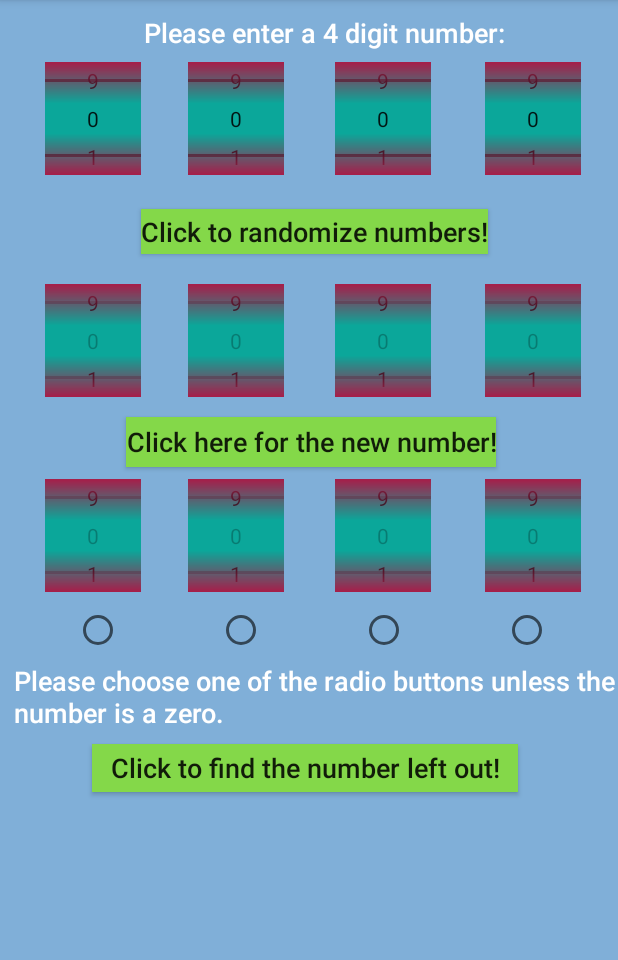
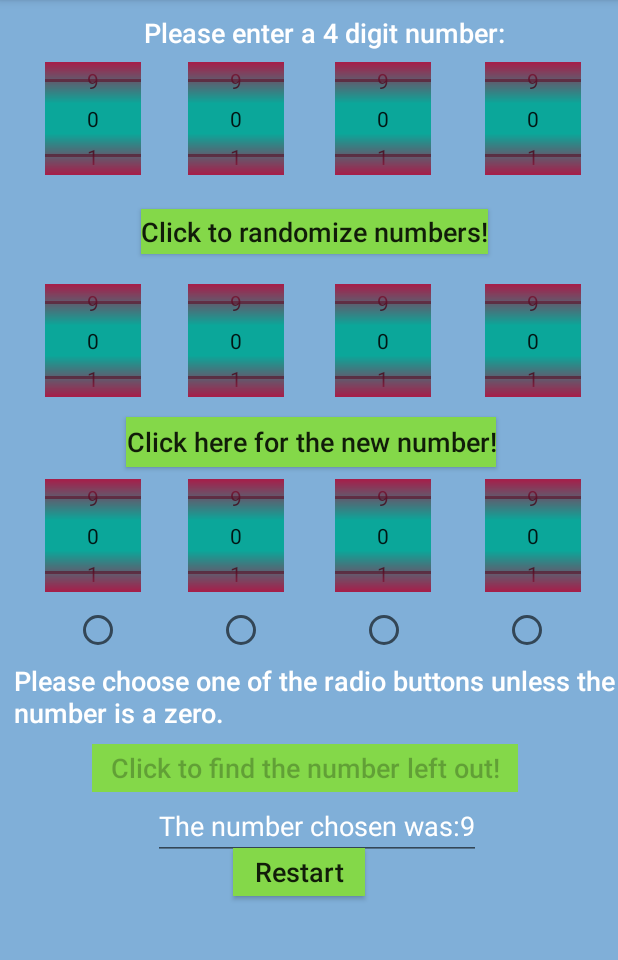
Before and after one commit to yangrhy/NumberGame, an Android app: the screen it shows after launch (MainActivity), after a tap on "Click to find the number left out!", on a phone screen of 412 x 824 dp, the part 84-1044 px from its top. Run offline under Robolectric (Android 15) with nearby library versions, the phone set to English and light mode, and no system bars.

Commit message:
Finished all functionality

```diff
--- a/app/src/main/java/com/example/numbergame/MainActivity.java
+++ b/app/src/main/java/com/example/numbergame/MainActivity.java
@@ -2,31 +2,38 @@
 // March 4, 2019
 package com.example.numbergame;
 
+import android.content.Intent;
 import android.support.v7.app.AppCompatActivity;
 import android.os.Bundle;
 import android.view.View;
 import android.widget.Button;
 import android.widget.NumberPicker;
+import android.widget.RadioButton;
+import android.widget.RadioGroup;
 import android.widget.TextView;
 import android.widget.Toast;
 
 import java.util.ArrayList;
-import java.util.List;
 import java.util.Random;
 
 
 public class MainActivity extends AppCompatActivity {
-    Button processButton, randomButton, newNumButton;
-    TextView instructions, oval;
+    Button processButton, randomButton, newNumButton, restartButton;
+    TextView instructions, answerText;
     NumberPicker numPicker1, numPicker2, numPicker3, numPicker4
                 , randomNumPicker1, randomNumPicker2, randomNumPicker3, randomNumPicker4
                 , newNum1, newNum2, newNum3, newNum4;
+    RadioGroup myRadioGroup;
     int num1, num2, num3, num4, sum;
+
 
     @Override
     protected void onCreate(Bundle savedInstanceState) {
         super.onCreate(savedInstanceState);
         setContentView(R.layout.activity_main);
+        restartButton = (Button)findViewById(R.id.restartButton);
+        answerText = (TextView)findViewById(R.id.answerText);
+        myRadioGroup = (RadioGroup)findViewById(R.id.radioGroup);
         instructions = (TextView)findViewById(R.id.enterNumLabel);
         randomButton = (Button)findViewById(R.id.randomButton);
         newNumButton = (Button)findViewById(R.id.newNumButton);
@@ -63,10 +70,7 @@ public class MainActivity extends AppCompatActivity {
         newNum3.setMaxValue(9);
         newNum4.setMinValue(0);
         newNum4.setMaxValue(9);
-        newNum1.setEnabled(false);
-        newNum2.setEnabled(false);
-        newNum3.setEnabled(false);
-        newNum4.setEnabled(false);
+
 
         randomNumPicker1.setMinValue(0);
         randomNumPicker1.setMaxValue(9);
@@ -76,15 +80,11 @@ public class MainActivity extends AppCompatActivity {
         randomNumPicker3.setMaxValue(9);
         randomNumPicker4.setMinValue(0);
         randomNumPicker4.setMaxValue(9);
-        randomNumPicker1.setEnabled(false);
-        randomNumPicker2.setEnabled(false);
-        randomNumPicker3.setEnabled(false);
-        randomNumPicker4.setEnabled(false);
 
         randomButton.setOnClickListener(new ButtonClick());
         newNumButton.setOnClickListener(new ButtonClick());
         processButton.setOnClickListener(new ButtonClick());
-
+        restartButton.setOnClickListener(new ButtonClick());
     }
 
     private class ButtonClick implements Button.OnClickListener {
@@ -115,6 +115,95 @@ public class MainActivity extends AppCompatActivity {
                 randomNumPicker4.setValue(randNums.get(3));
             }
             else if (v.getId() == R.id.newNumButton) {
+                FindNewNum();
+            }
+            else if (v.getId() == R.id.processButton) {
+                int radioButtonId = myRadioGroup.getCheckedRadioButtonId();
+                ArrayList<Integer>numsToAdd = new ArrayList<>();
+                View radioButtonPicked = myRadioGroup.findViewById(radioButtonId);
+                // 0 if newNumPicker4 chosen to 3 if newNumPicker1 chosen
+                int rbIndex = myRadioGroup.indexOfChild(radioButtonPicked);
+                int thisNum1, thisNum2, thisNum3, thisNum4;
+
+                thisNum1 = newNum1.getValue();
+                thisNum2 = newNum2.getValue();
+                thisNum3 = newNum3.getValue();
+                thisNum4 = newNum4.getValue();
+
+                if (rbIndex == 3) {
+                    numsToAdd.add(thisNum2);
+                    numsToAdd.add(thisNum3);
+                    numsToAdd.add(thisNum4);
+                }
+                else if (rbIndex == 2) {
+                    numsToAdd.add(thisNum1);
+                    numsToAdd.add(thisNum3);
+                    numsToAdd.add(thisNum4);
+                }
+                else if (rbIndex == 1) {
+                    numsToAdd.add(thisNum1);
+                    numsToAdd.add(thisNum2);
+                    numsToAdd.add(thisNum4);
+                }
+                else if (rbIndex == 0) {
+                    numsToAdd.add(thisNum1);
+                    numsToAdd.add(thisNum3);
+                    numsToAdd.add(thisNum2);
+                }
+
+                FindNum(numsToAdd);
+            }
+            else if (v.getId() == R.id.restartButton) {
+                Restart();
+            }
+        }
+    }
+
+    private void FindNum(ArrayList<Integer>numsChosen) {
+        processButton.setEnabled(false);
+        String answerString = answerText.getText().toString();
+        int theNumber = 0;
+        int finalNum;
+        ArrayList<Integer>newNumList = new ArrayList<>();
+
+        for(int num: numsChosen) {
+            theNumber += num;
+        }
+
+        // if number is greater than 9, split number down again and re-add them
+        if (theNumber > 9) {
+            String newNumString = String.valueOf(theNumber);
+            char[]newNumChar = newNumString.toCharArray();
+            int newNum = 0;
+            for (int i = 0; i< newNumChar.length; i++) {
+                int num = Integer.parseInt(String.valueOf(newNumChar[i]));
+                newNumList.add(num);
+            }
+
+            for (int num: newNumList) {
+                newNum += num;
+            }
+            finalNum = 9 - newNum;
+        }
+        else if (theNumber < 9) {
+            finalNum = 9 - theNumber;
+        }
+        else{
+            finalNum = 9;
+        }
+
+        Toast.makeText(this, String.valueOf(finalNum), Toast.LENGTH_LONG).show();
+        answerString += String.valueOf(finalNum);
+        answerText.setText(answerString);
+    }
+
+    private void Restart () {
+        Intent intent = new Intent(MainActivity.this, MainActivity.class);
+        intent.setFlags(Intent.FLAG_ACTIVITY_NEW_TASK); //this will always start your activity as a new task
+        startActivity(intent);
+    }
+
+    private void FindNewNum () {
         int result;
         String firstNum = "";
         String secNum = "";
@@ -136,6 +225,7 @@ public class MainActivity extends AppCompatActivity {
         else {
             result = number2 - number1;
         }
+        Toast.makeText(this, String.valueOf(result), Toast.LENGTH_LONG).show();
 
         String resultString = String.valueOf(result);
         char[]resultChar = resultString.toCharArray();
@@ -146,27 +236,22 @@ public class MainActivity extends AppCompatActivity {
         }
 
         if (resultNums.size() == 4) {
-                    newNum1.setValue(resultNums.get(0));
-                    newNum2.setValue(resultNums.get(1));
-                    newNum3.setValue(resultNums.get(2));
-                    newNum4.setValue(resultNums.get(3));
+            newNum1.setValue(resultNums.get(3));
+            newNum2.setValue(resultNums.get(2));
+            newNum3.setValue(resultNums.get(1));
+            newNum4.setValue(resultNums.get(0));
         }
         else if (resultNums.size() == 3) {
-                    newNum1.setValue(resultNums.get(0));
-                    newNum2.setValue(resultNums.get(1));
-                    newNum3.setValue(resultNums.get(2));
+            newNum1.setValue(resultNums.get(3));
+            newNum2.setValue(resultNums.get(2));
+            newNum3.setValue(resultNums.get(1));
         }
         else if (resultNums.size() == 2) {
-                    newNum1.setValue(resultNums.get(0));
-                    newNum2.setValue(resultNums.get(1));
+            newNum1.setValue(resultNums.get(1));
+            newNum2.setValue(resultNums.get(0));
         }
         else if (resultNums.size() == 1) {
             newNum1.setValue(resultNums.get(0));
         }
     }
-            else if (v.getId() == R.id.processButton) {
-
 }
-        }
-    }
-}
--- a/app/src/main/res/layout/activity_main.xml
+++ b/app/src/main/res/layout/activity_main.xml
@@ -21,6 +21,20 @@
         android:textAllCaps="false"
         android:textSize="@dimen/answerSize" />
 
+    <Button
+        android:id="@+id/restartButton"
+        android:layout_width="wrap_content"
+        android:layout_height="32dp"
+        android:layout_alignParentStart="true"
+        android:layout_alignParentTop="true"
+        android:layout_marginStart="155dp"
+        android:layout_marginTop="565dp"
+        android:background="@color/colorAnswer"
+        android:fontFamily="sans-serif-medium"
+        android:text="@string/restartButton"
+        android:textAllCaps="false"
+        android:textSize="@dimen/answerSize" />
+
     <NumberPicker
         android:id="@+id/newNum1"
         android:layout_width="wrap_content"
@@ -29,7 +43,6 @@
         android:layout_alignParentTop="true"
         android:layout_marginStart="323dp"
         android:layout_marginTop="319dp"
-        android:textColor="@color/colorAnswer"
         android:background="@color/colorNumPicker"
         android:solidColor="@color/colorAccent">
 
@@ -43,7 +56,6 @@
         android:layout_alignParentTop="true"
         android:layout_marginStart="223dp"
         android:layout_marginTop="319dp"
-        android:textColor="@color/colorAnswer"
         android:background="@color/colorNumPicker"
         android:solidColor="@color/colorAccent">
 
@@ -57,7 +69,6 @@
         android:layout_alignParentTop="true"
         android:layout_marginStart="125dp"
         android:layout_marginTop="319dp"
-        android:textColor="@color/colorAnswer"
         android:background="@color/colorNumPicker"
         android:solidColor="@color/colorAccent">
 
@@ -71,7 +82,6 @@
         android:layout_alignParentTop="true"
         android:layout_marginStart="30dp"
         android:layout_marginTop="319dp"
-        android:textColor="@color/colorAnswer"
         android:background="@color/colorNumPicker"
         android:solidColor="@color/colorAccent">
 
@@ -85,7 +95,6 @@
         android:layout_alignParentTop="true"
         android:layout_marginStart="323dp"
         android:layout_marginTop="189dp"
-        android:textColor="@color/colorAnswer"
         android:background="@color/colorNumPicker"
         android:solidColor="@color/colorAccent">
 
@@ -99,7 +108,6 @@
         android:layout_alignParentTop="true"
         android:layout_marginStart="223dp"
         android:layout_marginTop="189dp"
-        android:textColor="@color/colorAnswer"
         android:background="@color/colorNumPicker"
         android:solidColor="@color/colorAccent">
 
@@ -113,7 +121,6 @@
         android:layout_alignParentTop="true"
         android:layout_marginStart="125dp"
         android:layout_marginTop="189dp"
-        android:textColor="@color/colorAnswer"
         android:background="@color/colorNumPicker"
         android:solidColor="@color/colorAccent">
 
@@ -127,7 +134,6 @@
         android:layout_alignParentTop="true"
         android:layout_marginStart="30dp"
         android:layout_marginTop="189dp"
-        android:textColor="@color/colorAnswer"
         android:background="@color/colorNumPicker"
         android:solidColor="@color/colorAccent">
 
@@ -244,6 +250,7 @@
         android:textSize="@dimen/answerSize" />
 
     <RadioGroup
+        android:id="@+id/radioGroup"
         android:layout_width="wrap_content"
         android:layout_height="wrap_content"
         android:layout_alignParentStart="true"
@@ -289,4 +296,16 @@
             android:gravity="center" />
     </RadioGroup>
 
+    <EditText
+        android:id="@+id/answerText"
+        android:layout_width="wrap_content"
+        android:layout_height="wrap_content"
+        android:layout_alignParentStart="true"
+        android:layout_alignParentTop="true"
+        android:layout_marginStart="102dp"
+        android:layout_marginTop="528dp"
+        android:inputType="textPersonName"
+        android:text="@string/answerText"
+        android:textColor="@color/colorWhite" />
+
 </RelativeLayout>
--- a/app/src/main/res/values/strings.xml
+++ b/app/src/main/res/values/strings.xml
@@ -1,9 +1,11 @@
 <resources>
     <string name="app_name">NumberGame</string>
-    <string name="answerText">The new number is: </string>
+    <string name="answerText">The number chosen was: </string>
     <string name="randomButton">Click to randomize numbers! </string>
     <string name="instruct">Please enter a 4 digit number: </string>
     <string name="newNumButton">Click here for the new number!</string>
     <string name="instruct2">Please choose one of the radio buttons unless the number is a zero. </string>
     <string name="processButton">Click to find the number left out!</string>
+    <string name="restartButton">Restart</string>
+
 </resources>
```
Lines whose indentation alone changed are shown as unchanged.
